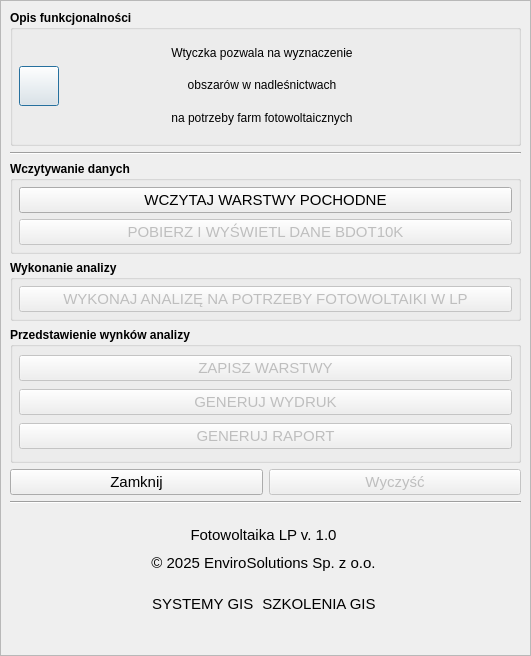
First picture: the form in photovoltaics_LP_dialog_base.ui, repository envirosolutionspl/pv_las, before the edit.
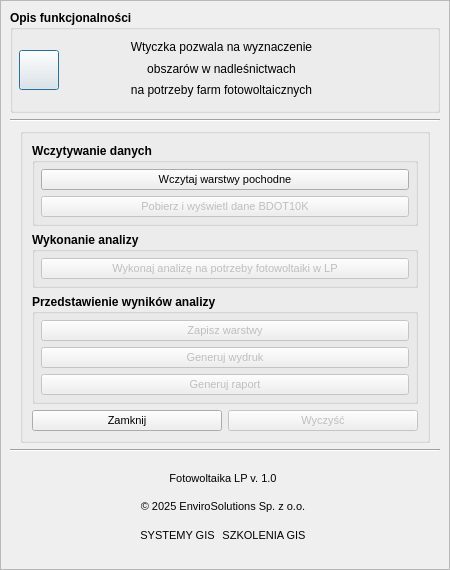
Second picture: the form after the edit. Icons and pictures are not drawn.

```diff
--- a/photovoltaics_LP_dialog_base.ui
+++ b/photovoltaics_LP_dialog_base.ui
@@ -9,10 +9,16 @@
    <rect>
     <x>0</x>
     <y>0</y>
-    <width>531</width>
-    <height>656</height>
+    <width>450</width>
+    <height>570</height>
    </rect>
   </property>
+  <property name="minimumSize">
+   <size>
+    <width>450</width>
+    <height>550</height>
+   </size>
+  </property>
   <property name="windowTitle">
    <string>Fotowoltaika LP</string>
   </property>
@@ -43,8 +49,8 @@
        <rect>
         <x>0</x>
         <y>0</y>
-        <width>529</width>
-        <height>654</height>
+        <width>431</width>
+        <height>555</height>
        </rect>
       </property>
       <layout class="QVBoxLayout" name="verticalLayout_5">
@@ -52,7 +58,7 @@
         <widget class="QGroupBox" name="functionalDescriptionGB">
          <property name="font">
           <font>
-           <weight>75</weight>
+           <!-- <weight>75</weight> -->
            <bold>true</bold>
           </font>
          </property>
@@ -121,7 +127,7 @@
                <widget class="QLabel" name="label_61">
                 <property name="font">
                  <font>
-                  <weight>50</weight>
+                  <!--<weight>50</weight> -->
                   <bold>false</bold>
                  </font>
                 </property>
@@ -137,7 +143,7 @@
                <widget class="QLabel" name="label_62">
                 <property name="font">
                  <font>
-                  <weight>50</weight>
+                  <!--<weight>50</weight> -->
                   <bold>false</bold>
                  </font>
                 </property>
@@ -153,7 +159,7 @@
                <widget class="QLabel" name="label_63">
                 <property name="font">
                  <font>
-                  <weight>50</weight>
+                  <!--<weight>50</weight> -->
                   <bold>false</bold>
                  </font>
                 </property>
@@ -202,6 +208,30 @@
         </widget>
        </item>
        <item>
+        <layout class="QHBoxLayout" name="horizontalLayout_2" stretch="0,1,0">
+         <item>
+          <spacer name="horizontalSpacer">
+           <property name="orientation">
+            <enum>Qt::Horizontal</enum>
+           </property>
+           <property name="sizeHint" stdset="0">
+            <size>
+             <width>0</width>
+             <height>0</height>
+            </size>
+           </property>
+          </spacer>
+         </item>
+         <item>
+          <widget class="QGroupBox" name="verticalGroupBox">
+           <property name="maximumSize">
+            <size>
+             <width>410</width>
+             <height>16777215</height>
+            </size>
+           </property>
+           <layout class="QVBoxLayout" name="verticalLayout_2">
+            <item>
         <widget class="QGroupBox" name="selectionLayersGB">
          <property name="sizePolicy">
           <sizepolicy hsizetype="Preferred" vsizetype="Maximum">
@@ -209,9 +239,15 @@
            <verstretch>0</verstretch>
           </sizepolicy>
          </property>
+              <property name="maximumSize">
+               <size>
+                <width>410</width>
+                <height>16777215</height>
+               </size>
+              </property>
          <property name="font">
           <font>
-           <weight>75</weight>
+                <!--<weight>75</weight> -->
            <bold>true</bold>
           </font>
          </property>
@@ -235,13 +271,13 @@
            <widget class="QPushButton" name="pobierzWarstwyPochodneBtn">
             <property name="font">
              <font>
-              <pointsize>11</pointsize>
-              <weight>50</weight>
+                   <pointsize>8</pointsize>
+                   <!--<weight>50</weight> -->
               <bold>false</bold>
              </font>
             </property>
             <property name="text">
-             <string>WCZYTAJ WARSTWY POCHODNE</string>
+                  <string>Wczytaj warstwy pochodne</string>
             </property>
            </widget>
           </item>
@@ -252,13 +288,13 @@
             </property>
             <property name="font">
              <font>
-              <pointsize>11</pointsize>
-              <weight>50</weight>
+                   <pointsize>8</pointsize>
+                   <!--<weight>50</weight> -->
               <bold>false</bold>
              </font>
             </property>
             <property name="text">
-             <string>POBIERZ I WYŚWIETL DANE BDOT10K</string>
+                  <string>Pobierz i wyświetl dane BDOT10K</string>
             </property>
            </widget>
           </item>
@@ -278,7 +314,7 @@
          </property>
          <property name="font">
           <font>
-           <weight>75</weight>
+                <!--<weight>75</weight> -->
            <bold>true</bold>
           </font>
          </property>
@@ -305,13 +341,13 @@
             </property>
             <property name="font">
              <font>
-              <pointsize>11</pointsize>
-              <weight>50</weight>
+                   <pointsize>8</pointsize>
+                   <!--<weight>50</weight> -->
               <bold>false</bold>
              </font>
             </property>
             <property name="text">
-             <string>WYKONAJ ANALIZĘ NA POTRZEBY FOTOWOLTAIKI W LP</string>
+                  <string>Wykonaj analizę na potrzeby fotowoltaiki w LP</string>
             </property>
            </widget>
           </item>
@@ -325,12 +361,12 @@
          </property>
          <property name="font">
           <font>
-           <weight>75</weight>
+                <!--<weight>75</weight> -->
            <bold>true</bold>
           </font>
          </property>
          <property name="title">
-          <string>Przedstawienie wynków analizy</string>
+               <string>Przedstawienie wyników analizy</string>
          </property>
          <property name="flat">
           <bool>false</bool>
@@ -355,13 +391,13 @@
             </property>
             <property name="font">
              <font>
-              <pointsize>11</pointsize>
-              <weight>50</weight>
+                   <pointsize>8</pointsize>
+                   <!--<weight>50</weight> -->
               <bold>false</bold>
              </font>
             </property>
             <property name="text">
-             <string>ZAPISZ WARSTWY</string>
+                  <string>Zapisz warstwy</string>
             </property>
            </widget>
           </item>
@@ -372,13 +408,13 @@
             </property>
             <property name="font">
              <font>
-              <pointsize>11</pointsize>
-              <weight>50</weight>
+                   <pointsize>8</pointsize>
+                   <!--<weight>50</weight> -->
               <bold>false</bold>
              </font>
             </property>
             <property name="text">
-             <string>GENERUJ WYDRUK</string>
+                  <string>Generuj wydruk</string>
             </property>
            </widget>
           </item>
@@ -389,13 +425,13 @@
             </property>
             <property name="font">
              <font>
-              <pointsize>11</pointsize>
-              <weight>50</weight>
+                   <pointsize>8</pointsize>
+                   <!--<weight>50</weight> -->
               <bold>false</bold>
              </font>
             </property>
             <property name="text">
-             <string>GENERUJ RAPORT</string>
+                  <string>Generuj raport</string>
             </property>
            </widget>
           </item>
@@ -414,7 +450,9 @@
            </property>
            <property name="font">
             <font>
-             <pointsize>11</pointsize>
+                  <pointsize>8</pointsize>
+                  <!--<weight>50</weight> -->
+                  <bold>false</bold>
             </font>
            </property>
            <property name="text">
@@ -429,7 +467,9 @@
            </property>
            <property name="font">
             <font>
-             <pointsize>11</pointsize>
+                  <pointsize>8</pointsize>
+                  <!--<weight>50</weight> -->
+                  <bold>false</bold>
             </font>
            </property>
            <property name="text">
@@ -439,6 +479,24 @@
          </item>
         </layout>
        </item>
+           </layout>
+          </widget>
+         </item>
+         <item>
+          <spacer name="horizontalSpacer_2">
+           <property name="orientation">
+            <enum>Qt::Horizontal</enum>
+           </property>
+           <property name="sizeHint" stdset="0">
+            <size>
+             <width>0</width>
+             <height>0</height>
+            </size>
+           </property>
+          </spacer>
+         </item>
+        </layout>
+       </item>
        <item>
         <widget class="Line" name="line">
          <property name="orientation">
@@ -458,25 +516,20 @@
           <number>0</number>
          </property>
          <property name="topMargin">
-          <number>2</number>
+          <number>0</number>
          </property>
          <property name="rightMargin">
           <number>5</number>
          </property>
          <property name="bottomMargin">
-          <number>5</number>
+          <number>0</number>
          </property>
-         <item>
-          <layout class="QGridLayout" name="gridLayout_7" columnstretch="0">
-           <property name="leftMargin">
-            <number>6</number>
-           </property>
-           <item row="0" column="0" alignment="Qt::AlignHCenter|Qt::AlignVCenter">
+         <item alignment="Qt::AlignLeft|Qt::AlignVCenter">
             <widget class="QLabel" name="label_60">
              <property name="maximumSize">
               <size>
-               <width>60</width>
-               <height>60</height>
+             <width>50</width>
+             <height>50</height>
               </size>
              </property>
              <property name="text">
@@ -493,85 +546,36 @@
              </property>
             </widget>
            </item>
-          </layout>
-         </item>
          <item>
           <layout class="QGridLayout" name="gridLayout_6">
-           <property name="spacing">
-            <number>2</number>
-           </property>
-           <item row="0" column="0">
-            <layout class="QVBoxLayout" name="verticalLayout_2">
-             <property name="topMargin">
-              <number>10</number>
-             </property>
-             <property name="bottomMargin">
-              <number>10</number>
-             </property>
-             <item>
-              <layout class="QGridLayout" name="gridLayout_8">
-               <item row="0" column="0">
-                <widget class="QLabel" name="lbl_pluginVersion">
-                 <property name="font">
-                  <font>
-                   <pointsize>11</pointsize>
-                  </font>
-                 </property>
-                 <property name="text">
-                  <string>Fotowoltaika LP v. 1.0</string>
-                 </property>
-                 <property name="alignment">
-                  <set>Qt::AlignCenter</set>
-                 </property>
-                </widget>
-               </item>
-               <item row="1" column="0">
-                <widget class="QLabel" name="lbl_copyrights">
-                 <property name="font">
-                  <font>
-                   <pointsize>11</pointsize>
-                  </font>
-                 </property>
-                 <property name="text">
-                  <string>&lt;html&gt;&lt;head/&gt;&lt;body&gt;&lt;p&gt;© 2025 EnviroSolutions Sp. z o.o.&lt;/p&gt;&lt;/body&gt;&lt;/html&gt;</string>
-                 </property>
-                 <property name="textFormat">
-                  <enum>Qt::RichText</enum>
-                 </property>
-                 <property name="alignment">
-                  <set>Qt::AlignCenter</set>
-                 </property>
-                 <property name="openExternalLinks">
-                  <bool>true</bool>
-                 </property>
-                 <property name="textInteractionFlags">
-                  <set>Qt::TextBrowserInteraction</set>
-                 </property>
-                </widget>
-               </item>
-              </layout>
-             </item>
-             <item>
-              <layout class="QGridLayout" name="gridLayout_5">
-               <property name="sizeConstraint">
-                <enum>QLayout::SetMinimumSize</enum>
-               </property>
                <property name="horizontalSpacing">
-                <number>6</number>
+            <number>7</number>
                </property>
                <property name="verticalSpacing">
                 <number>0</number>
                </property>
-               <item row="0" column="0" alignment="Qt::AlignHCenter|Qt::AlignVCenter">
-                <widget class="QLabel" name="lbl_systemy_4">
+           <item row="1" column="0" colspan="2">
+            <widget class="QLabel" name="lbl_copyrights">
+             <property name="maximumSize">
+              <size>
+               <width>16777215</width>
+               <height>15</height>
+              </size>
+             </property>
                  <property name="font">
                   <font>
-                   <pointsize>11</pointsize>
+               <pointsize>8</pointsize>
                   </font>
                  </property>
                  <property name="text">
-                  <string>&lt;html&gt;&lt;head/&gt;&lt;body&gt;&lt;p&gt;&lt;a href=&quot;https://envirosolutions.pl/systemy-opensource-gis/?utm_source=stopka&amp;utm_medium=wtyczka&amp;utm_campaign=organic&amp;utm_term=fotowoltaika_lp&quot;&gt;&lt;span style=&quot; text-decoration: underline; color:#0000ff;&quot;&gt;SYSTEMY GIS&lt;/span&gt;&lt;/a&gt;&lt;/p&gt;&lt;/body&gt;&lt;/html&gt;</string>
-                 </property>
+              <string>&lt;html&gt;&lt;head/&gt;&lt;body&gt;&lt;p&gt;© 2025 EnviroSolutions Sp. z o.o.&lt;/p&gt;&lt;/body&gt;&lt;/html&gt;</string>
+             </property>
+             <property name="textFormat">
+              <enum>Qt::RichText</enum>
+             </property>
+             <property name="alignment">
+              <set>Qt::AlignCenter</set>
+             </property>
                  <property name="openExternalLinks">
                   <bool>true</bool>
                  </property>
@@ -580,15 +584,66 @@
                  </property>
                 </widget>
                </item>
-               <item row="0" column="1" alignment="Qt::AlignHCenter|Qt::AlignVCenter">
+           <item row="0" column="0" colspan="2">
+            <widget class="QLabel" name="lbl_pluginVersion">
+             <property name="maximumSize">
+              <size>
+               <width>16777215</width>
+               <height>13</height>
+              </size>
+             </property>
+             <property name="font">
+              <font>
+               <pointsize>8</pointsize>
+              </font>
+             </property>
+             <property name="text">
+              <string>Fotowoltaika LP v. 1.0</string>
+             </property>
+             <property name="alignment">
+              <set>Qt::AlignCenter</set>
+             </property>
+            </widget>
+           </item>
+           <item row="2" column="1" alignment="Qt::AlignLeft|Qt::AlignVCenter">
+            <widget class="QLabel" name="lbl_szkolenia">
+             <property name="font">
+              <font>
+               <pointsize>8</pointsize>
+              </font>
+             </property>
+             <property name="text">
+              <string>&lt;html&gt;&lt;head/&gt;&lt;body&gt;&lt;p&gt;&lt;a href=&quot;https://envirosolutions.pl/oferta-szkoleniowa/?utm_source=stopka&amp;utm_medium=wtyczka&amp;utm_campaign=organic&amp;utm_term=uldk_gugik&quot;&gt;&lt;span style=&quot; text-decoration: underline; color:#0000ff;&quot;&gt;SZKOLENIA GIS&lt;/span&gt;&lt;/a&gt;&lt;/p&gt;&lt;/body&gt;&lt;/html&gt;</string>
+             </property>
+             <property name="textFormat">
+              <enum>Qt::RichText</enum>
+             </property>
+             <property name="alignment">
+              <set>Qt::AlignCenter</set>
+             </property>
+             <property name="openExternalLinks">
+              <bool>true</bool>
+             </property>
+             <property name="textInteractionFlags">
+              <set>Qt::TextBrowserInteraction</set>
+             </property>
+            </widget>
+           </item>
+           <item row="2" column="0" alignment="Qt::AlignRight">
                 <widget class="QLabel" name="lbl_email">
+             <property name="maximumSize">
+              <size>
+               <width>16777215</width>
+               <height>15</height>
+              </size>
+             </property>
                  <property name="font">
                   <font>
-                   <pointsize>11</pointsize>
+               <pointsize>8</pointsize>
                   </font>
                  </property>
                  <property name="text">
-                  <string>&lt;html&gt;&lt;head/&gt;&lt;body&gt;&lt;p&gt;&lt;a href=&quot;https://envirosolutions.pl/oferta-szkoleniowa/?utm_source=stopka&amp;utm_medium=wtyczka&amp;utm_campaign=organic&amp;utm_term=fotowoltaika_lp&quot;&gt;&lt;span style=&quot; text-decoration: underline; color:#0000ff;&quot;&gt;SZKOLENIA GIS&lt;/span&gt;&lt;/a&gt;&lt;/p&gt;&lt;/body&gt;&lt;/html&gt;</string>
+              <string>&lt;html&gt;&lt;head/&gt;&lt;body&gt;&lt;p&gt;&lt;a href=&quot;https://envirosolutions.pl/systemy-opensource-gis/?utm_source=stopka&amp;utm_medium=wtyczka&amp;utm_campaign=organic&amp;utm_term=uldk_gugik&quot;&gt;&lt;span style=&quot; text-decoration: underline; color:#0000ff;&quot;&gt;SYSTEMY GIS&lt;/span&gt;&lt;/a&gt;&lt;/p&gt;&lt;/body&gt;&lt;/html&gt;</string>
                  </property>
                  <property name="textFormat">
                   <enum>Qt::RichText</enum>
@@ -606,37 +661,14 @@
                </item>
               </layout>
              </item>
-            </layout>
-           </item>
-          </layout>
-         </item>
-         <item>
-          <layout class="QGridLayout" name="gridLayout">
-           <property name="rightMargin">
-            <number>6</number>
-           </property>
-           <item row="0" column="0" alignment="Qt::AlignHCenter|Qt::AlignVCenter">
-            <widget class="QLabel" name="label_7">
-             <property name="sizePolicy">
-              <sizepolicy hsizetype="Maximum" vsizetype="Minimum">
-               <horstretch>0</horstretch>
-               <verstretch>0</verstretch>
-              </sizepolicy>
-             </property>
+         <item alignment="Qt::AlignRight|Qt::AlignVCenter">
+          <widget class="QLabel" name="label_60">
              <property name="maximumSize">
               <size>
                <width>60</width>
                <height>60</height>
               </size>
              </property>
-             <property name="font">
-              <font>
-               <pointsize>11</pointsize>
-              </font>
-             </property>
-             <property name="mouseTracking">
-              <bool>true</bool>
-             </property>
              <property name="text">
               <string/>
              </property>
@@ -647,11 +679,9 @@
               <bool>true</bool>
              </property>
              <property name="margin">
-              <number>-4</number>
-             </property>
-            </widget>
-           </item>
-          </layout>
+            <number>9</number>
+           </property>
+          </widget>
          </item>
         </layout>
        </item>
```
Lines whose indentation alone changed are shown as unchanged.
